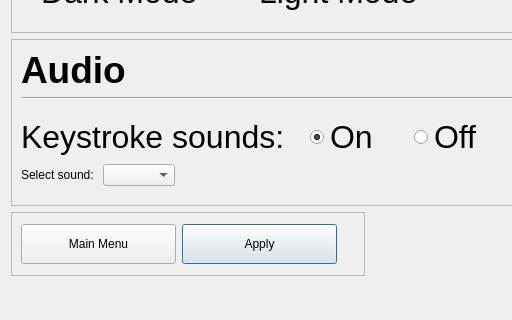
The window that speed-typer/source_ui/settingsWindow.ui (Rolv-Apneseth/ps-typer) describes before a commit, drawn with Qt 5; both pictures show x 0 to 512 and y 130 to 450 of the 730 by 450 pixel window.
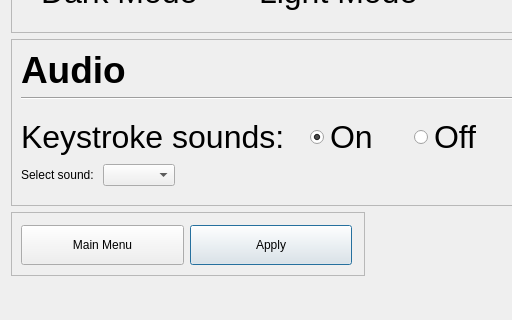
The same window after the commit.

Commit message: Modified button frame margins slightly

```diff
--- a/speed-typer/source_ui/settingsWindow.ui
+++ b/speed-typer/source_ui/settingsWindow.ui
@@ -377,13 +377,13 @@
          <number>9</number>
         </property>
         <property name="topMargin">
-         <number>9</number>
+         <number>12</number>
         </property>
         <property name="rightMargin">
-         <number>27</number>
+         <number>12</number>
         </property>
         <property name="bottomMargin">
-         <number>9</number>
+         <number>12</number>
         </property>
         <item>
          <widget class="QPushButton" name="buttonMainMenu">
```
The commit also changes 1 other file.
